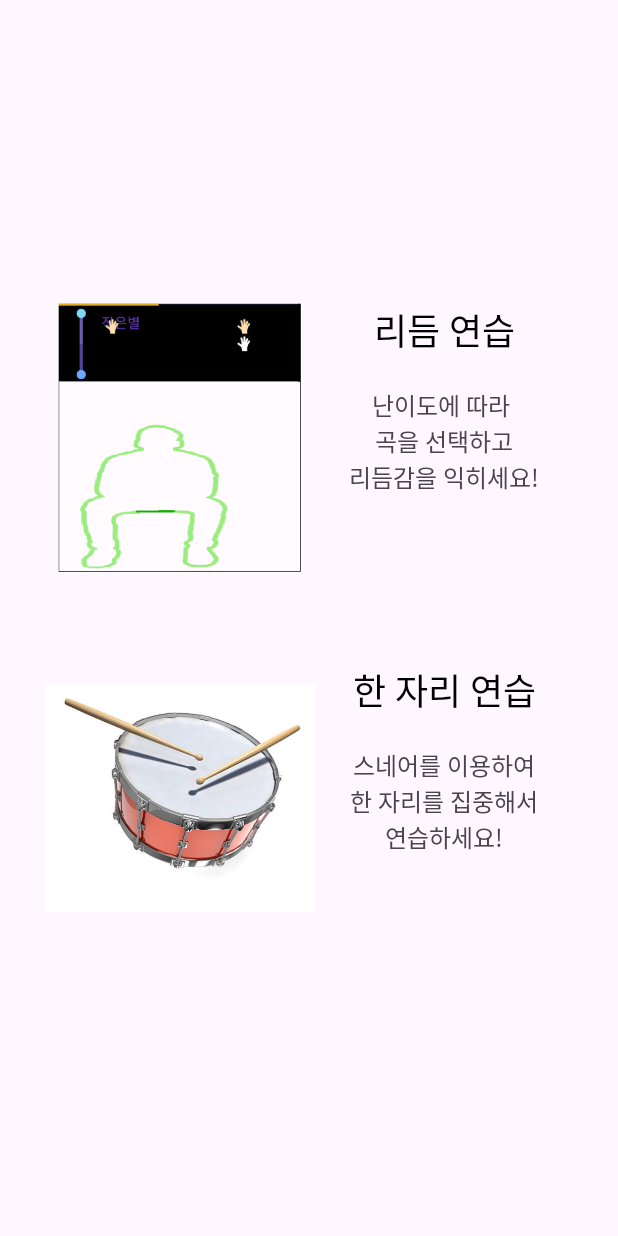
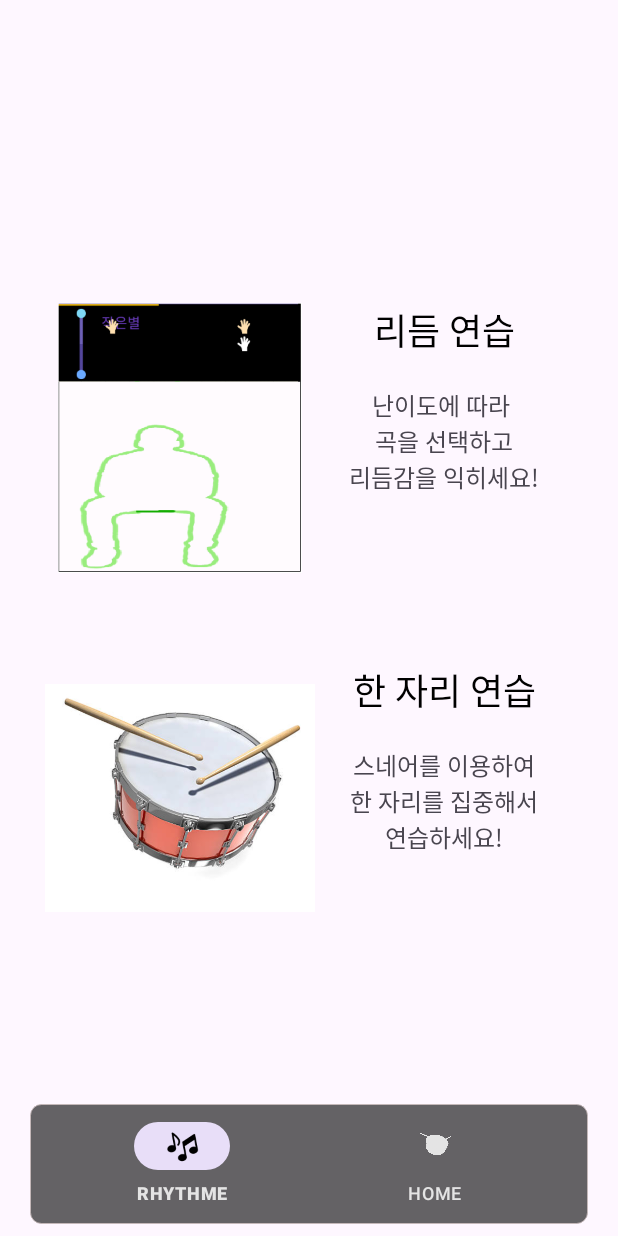
Before and after one commit to kimnayeon16/DrumsComeTrue, an Android app: the PracticeMainActivity screen opened directly, with no data from a screen before it, on a phone screen of 412 x 824 dp. Run offline under Robolectric (Android 15) with nearby library versions, the phone set to English and light mode, and no system bars.

Commit message:
FEAT/Practice 연습 페이지 바텀 네비게이션

```diff
--- /dev/null
+++ b/FE/app/src/main/res/color/nav_bottom_item_color.xml
@@ -0,0 +1,5 @@
+<?xml version="1.0" encoding="utf-8"?>
+<selector xmlns:android="http://schemas.android.com/apk/res/android">
+    <item android:color="@color/clicked_gray" android:state_checked="false"/>
+    <item android:color="@color/clicked_main" android:state_checked="true"/>
+</selector>
--- a/FE/app/src/main/res/layout/activity_practice_main.xml
+++ b/FE/app/src/main/res/layout/activity_practice_main.xml
@@ -105,4 +105,18 @@
 
         </androidx.constraintlayout.widget.ConstraintLayout>
     </LinearLayout>
+    <com.google.android.material.bottomnavigation.BottomNavigationView
+        android:id="@+id/nav_bottom"
+        android:layout_width="match_parent"
+        app:layout_constraintBottom_toBottomOf="parent"
+        android:translationZ="10dp"
+        android:elevation="5dp"
+        android:layout_marginBottom="8dp"
+        android:layout_marginHorizontal="20dp"
+        android:background="@drawable/bottom_nav_bg"
+        app:itemIconTint="@drawable/nav_selector"
+        app:itemTextColor="@color/dark_white"
+        app:menu="@menu/nav_bottom"
+        android:layout_height="wrap_content"/>
+
 </androidx.constraintlayout.widget.ConstraintLayout>
--- a/FE/app/src/main/res/menu/nav_bottom.xml
+++ b/FE/app/src/main/res/menu/nav_bottom.xml
@@ -1,4 +1,14 @@
 <?xml version="1.0" encoding="utf-8"?>
-<menu xmlns:android="http://schemas.android.com/apk/res/android">
-
+<menu xmlns:android="http://schemas.android.com/apk/res/android"
+    xmlns:app="http://schemas.android.com/apk/res-auto">
+    <item
+        android:id="@+id/to_practice"
+        android:title="RHYTHME"
+        app:showAsAction="ifRoom"
+        android:icon="@drawable/ic_nav_practice"/>
+    <item
+        android:id="@+id/to_snare"
+        android:title="HOME"
+        app:showAsAction="ifRoom"
+        android:icon="@drawable/ic_nav_practice2"/>
 </menu>
```
Also changed, not shown: FE/app/src/main/java/com/ssafy/drumscometrue/practice/PracticeMainActivity.kt (+24 -0 lines), FE/app/src/main/res/drawable/ic_nav_practice.png (added), FE/app/src/main/res/drawable/ic_nav_practice2.png (added).
